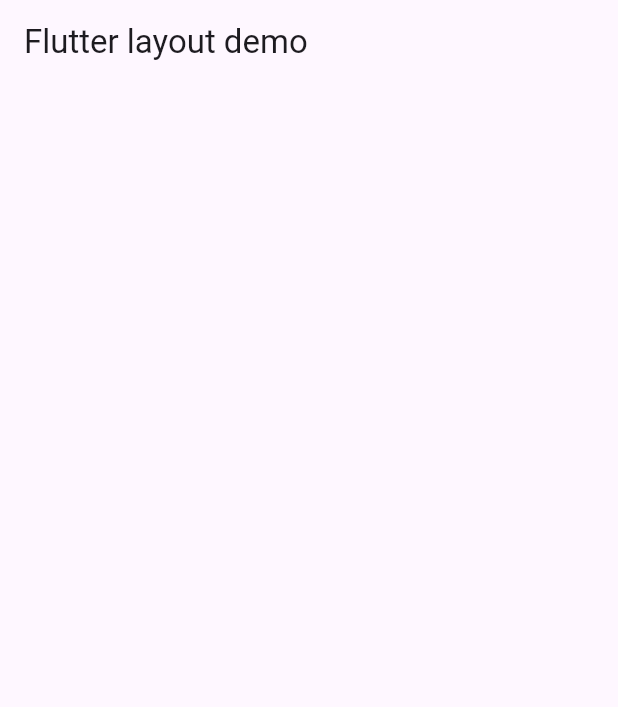
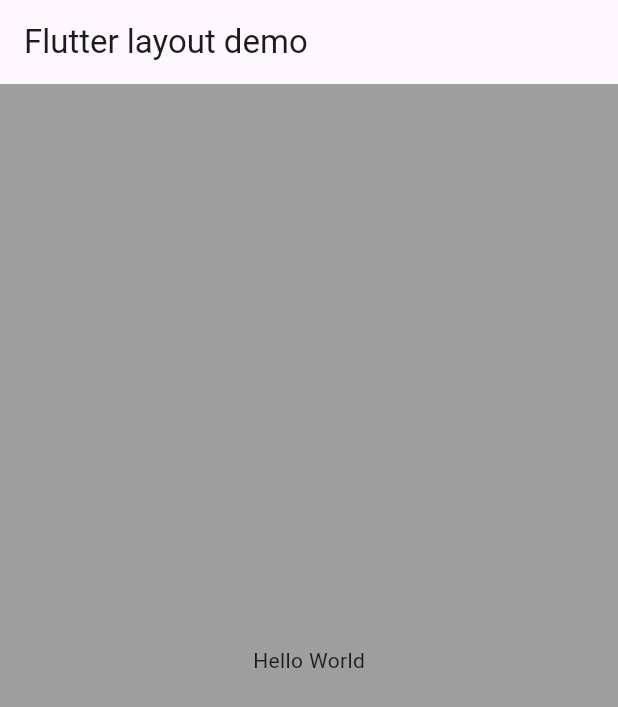
Before and after one commit to Majok-Bol/layout_demo, a Flutter app: the screen it shows after launch, on a phone screen of 412 x 824 dp. Shown: the top 707 px of the screen. Run offline on Flutter 3.47's test engine with Material 3 defaults, Android fonts, the phone set to English and light mode, and no system bars.

Commit message:
added background color to Screen

```diff
--- a/lib/main.dart
+++ b/lib/main.dart
@@ -11,6 +11,8 @@ class MyApp extends StatelessWidget{
       title: appTitle,
       home: Scaffold(
         appBar:AppBar(title:const Text(appTitle),),
+        backgroundColor:Colors.grey,
+        body: const Center(child: Text('Hello World'),),
       ),
     );
   }
```
